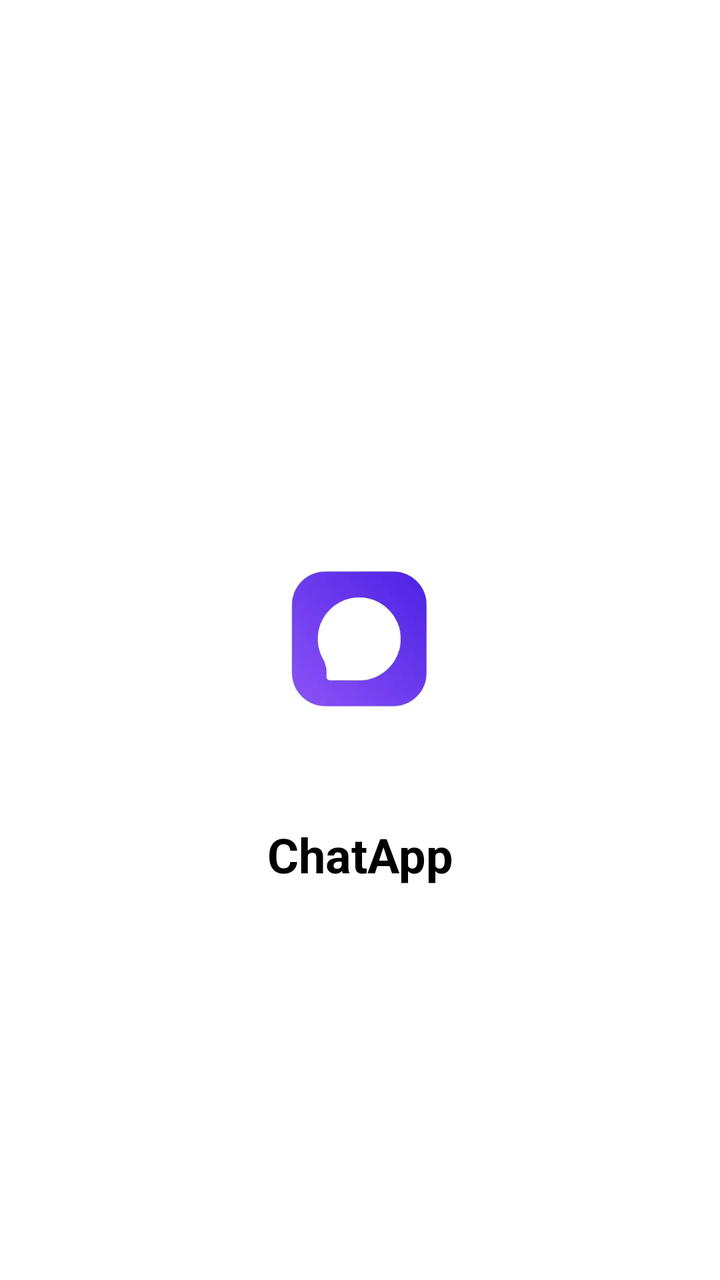
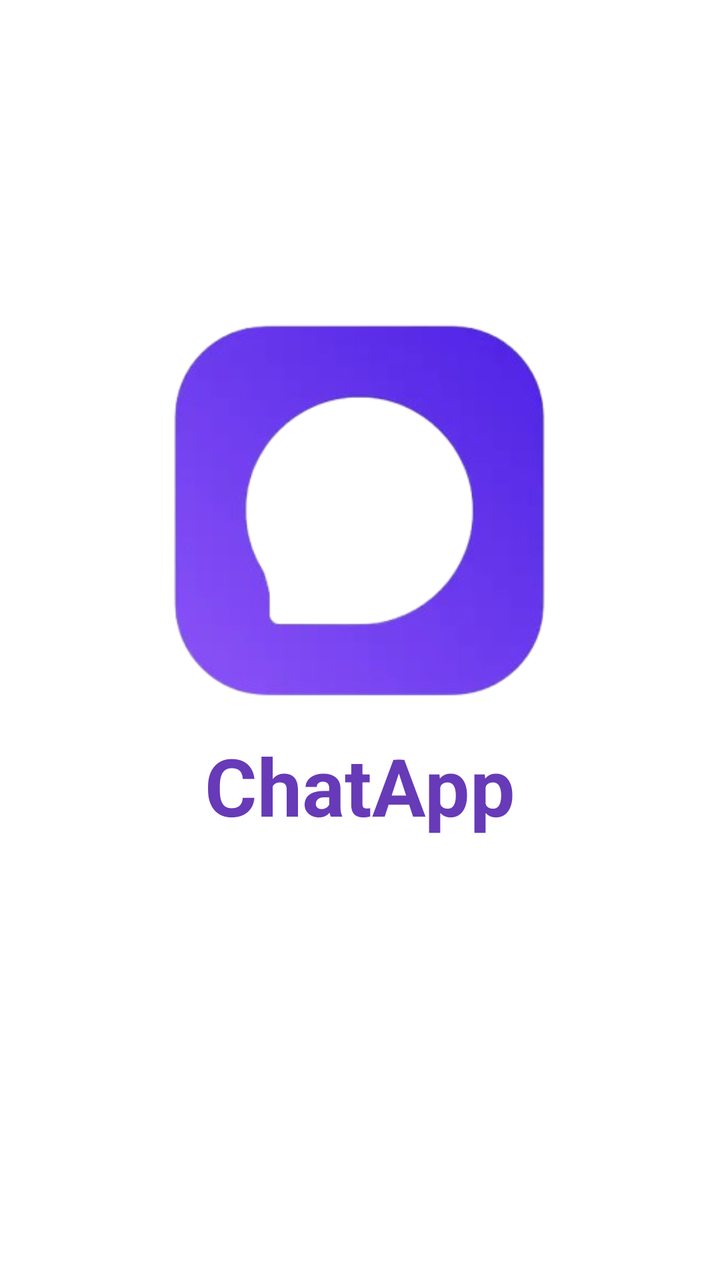

An Android layout rendered at two revisions. The XML below is the earlier revision; the diff shows what the commit changed to produce the second picture.
<!-- AndroidManifest.xml: activity theme SplashTheme -->
<!-- res/layout/activity_splash.xml -->
<?xml version="1.0" encoding="utf-8"?>
<androidx.constraintlayout.widget.ConstraintLayout xmlns:android="http://schemas.android.com/apk/res/android"
    xmlns:app="http://schemas.android.com/apk/res-auto"
    android:layout_width="match_parent"
    android:layout_height="match_parent"
    android:background="@color/white">

    <ImageView
        android:id="@+id/iv_logo"
        android:layout_width="150dp"
        android:layout_height="150dp"
        android:src="@drawable/logo"
        app:layout_constraintBottom_toBottomOf="parent"
        app:layout_constraintEnd_toEndOf="parent"
        app:layout_constraintStart_toStartOf="parent"
        app:layout_constraintTop_toTopOf="parent" />

    <TextView
        android:layout_width="wrap_content"
        android:layout_height="wrap_content"
        android:layout_marginTop="16dp"
        android:text="ChatApp"
        android:textColor="@color/black"
        android:textSize="24sp"
        android:textStyle="bold"
        app:layout_constraintEnd_toEndOf="parent"
        app:layout_constraintStart_toStartOf="parent"
        app:layout_constraintTop_toBottomOf="@id/iv_logo" />

</androidx.constraintlayout.widget.ConstraintLayout>
<!-- resources referenced by this layout -->
<resources>
  <color name="black">#FF000000</color>
  <color name="white">#FFFFFFFF</color>
  <!-- drawable logo: png bitmap (drawable, 55801 bytes) -->
  <style name="SplashTheme" parent="Theme.Material3.DayNight.NoActionBar">
          <item name="android:windowBackground">@color/white</item>
          <item name="android:statusBarColor">@color/white</item>
          <item name="android:windowLightStatusBar">true</item>
      </style>
</resources>

<!-- the commit's change to res/layout/activity_splash.xml (unified diff, before → after) -->
@@ -7,21 +7,24 @@
 
     <ImageView
         android:id="@+id/iv_logo"
-        android:layout_width="150dp"
-        android:layout_height="150dp"
+        android:layout_width="200dp"
+        android:layout_height="200dp"
+        android:scaleType="fitCenter"
         android:src="@drawable/logo"
         app:layout_constraintBottom_toBottomOf="parent"
         app:layout_constraintEnd_toEndOf="parent"
         app:layout_constraintStart_toStartOf="parent"
-        app:layout_constraintTop_toTopOf="parent" />
+        app:layout_constraintTop_toTopOf="parent"
+        app:layout_constraintVertical_bias="0.35" />
 
     <TextView
+        android:id="@+id/tv_app_name"
         android:layout_width="wrap_content"
         android:layout_height="wrap_content"
-        android:layout_marginTop="16dp"
+        android:layout_marginTop="12dp"
         android:text="ChatApp"
-        android:textColor="@color/black"
-        android:textSize="24sp"
+        android:textColor="@color/primary"
+        android:textSize="40sp"
         android:textStyle="bold"
         app:layout_constraintEnd_toEndOf="parent"
         app:layout_constraintStart_toStartOf="parent"
<!-- resource entries referenced after the edit -->
@@ -1,11 +1,11 @@
 <!-- resources referenced by this layout -->
 <resources>
-  <color name="black">#FF000000</color>
+  <color name="primary">#673AB7</color>
   <color name="white">#FFFFFFFF</color>
-  <!-- drawable logo: png bitmap (drawable, 55801 bytes) -->
+  <!-- drawable logo: png bitmap (drawable, 73980 bytes) -->
   <style name="SplashTheme" parent="Theme.Material3.DayNight.NoActionBar">
-          <item name="android:windowBackground">@color/white</item>
-          <item name="android:statusBarColor">@color/white</item>
+          <item name="android:windowBackground">@android:color/white</item>
+          <item name="android:statusBarColor">@android:color/white</item>
           <item name="android:windowLightStatusBar">true</item>
       </style>
 </resources>
